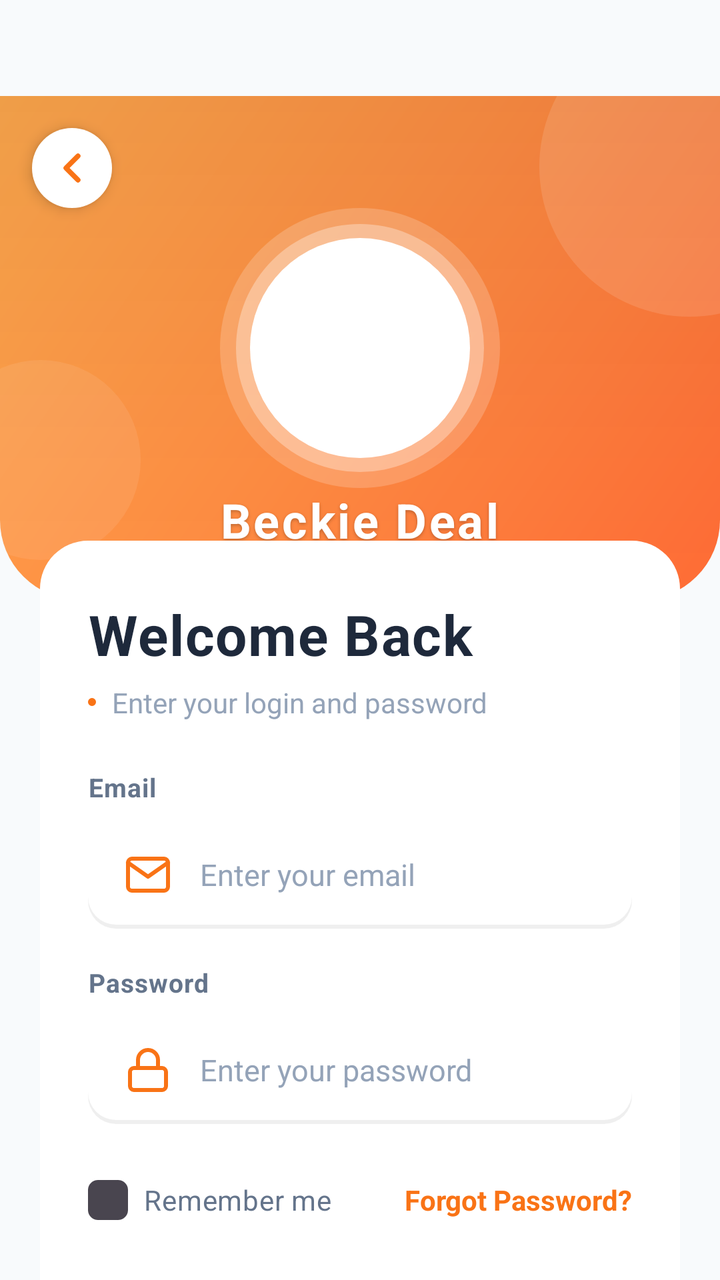
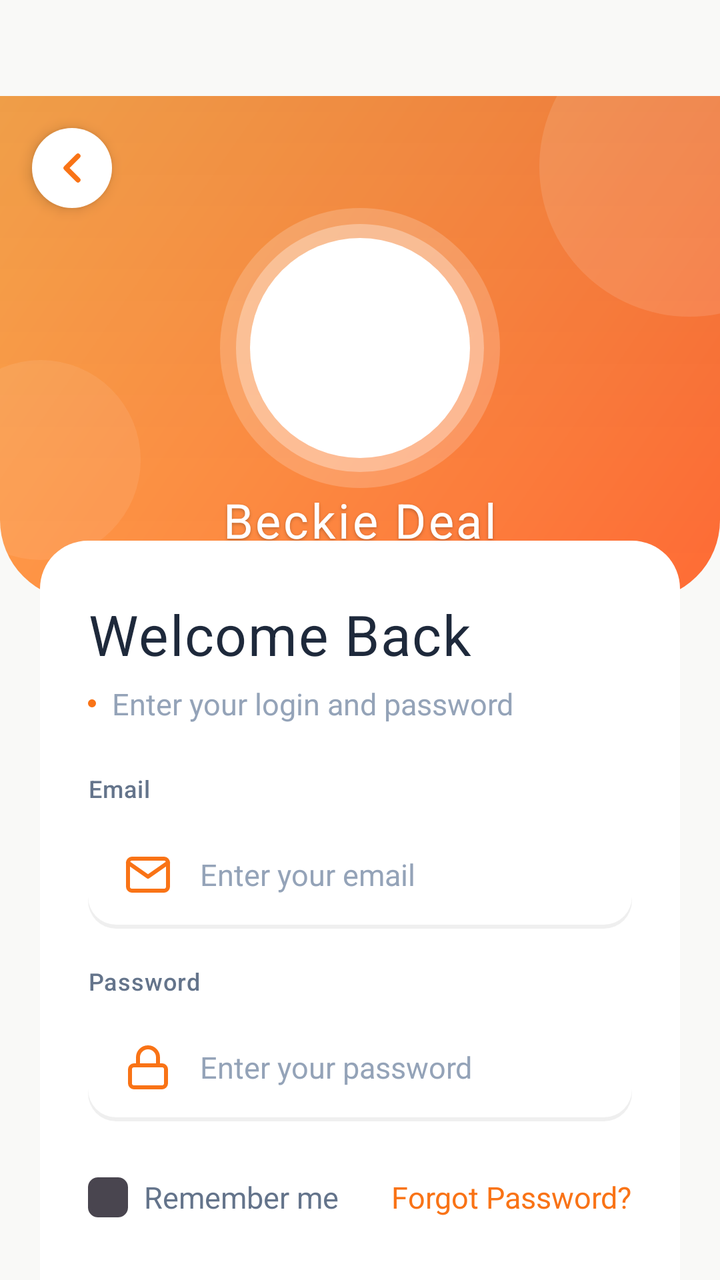

The first picture is an Android layout as it rendered before a commit; the second is the same layout after the commit. The layout source and the unified diff follow.
<!-- AndroidManifest.xml: application theme Theme.BeckieDealApp -->
<!-- res/layout/activity_login.xml -->
﻿<?xml version="1.0" encoding="utf-8"?>
<androidx.constraintlayout.widget.ConstraintLayout xmlns:android="http://schemas.android.com/apk/res/android"
    xmlns:app="http://schemas.android.com/apk/res-auto"
    xmlns:tools="http://schemas.android.com/tools"
    android:layout_width="match_parent"
    android:layout_height="match_parent"
    android:background="@color/background"
    android:fitsSystemWindows="true"
    tools:context=".LoginActivity">

    <androidx.core.widget.NestedScrollView
        android:layout_width="match_parent"
        android:layout_height="match_parent"
        android:fillViewport="true"
        android:overScrollMode="never">

        <LinearLayout
            android:layout_width="match_parent"
            android:layout_height="wrap_content"
            android:orientation="vertical">

            
            <FrameLayout
                android:id="@+id/loginHeaderWave"
                android:layout_width="match_parent"
                android:layout_height="300dp"
                android:paddingTop="48dp">

                
                <View
                    android:layout_width="match_parent"
                    android:layout_height="match_parent"
                    android:background="@drawable/login_header_wave_white" />

                
                <View
                    android:layout_width="150dp"
                    android:layout_height="150dp"
                    android:layout_gravity="end|top"
                    android:layout_marginTop="-40dp"
                    android:layout_marginEnd="-60dp"
                    android:background="@drawable/login_logo_circle_bg"
                    android:alpha="0.12" />

                <View
                    android:layout_width="100dp"
                    android:layout_height="100dp"
                    android:layout_gravity="start|bottom"
                    android:layout_marginStart="-30dp"
                    android:layout_marginBottom="20dp"
                    android:background="@drawable/login_logo_circle_bg"
                    android:alpha="0.08" />

                
                <ImageView
                    android:id="@+id/backButton"
                    android:layout_width="40dp"
                    android:layout_height="40dp"
                    android:layout_gravity="start|top"
                    android:layout_marginStart="16dp"
                    android:layout_marginTop="16dp"
                    android:padding="8dp"
                    android:src="@drawable/ic_arrow_left"
                    android:contentDescription="Back"
                    android:background="@drawable/login_logo_circle_bg"
                    android:elevation="4dp"
                    app:tint="@color/primary" />

                
                <FrameLayout
                    android:layout_width="wrap_content"
                    android:layout_height="wrap_content"
                    android:layout_gravity="center">
                    
                    
                    <View
                        android:layout_width="140dp"
                        android:layout_height="140dp"
                        android:layout_gravity="center"
                        android:background="@drawable/login_logo_glow" />

                    
                    <ImageView
                        android:layout_width="110dp"
                        android:layout_height="110dp"
                        android:layout_gravity="center"
                        android:src="@mipmap/ic_launcher"
                        android:elevation="8dp"
                        android:contentDescription="App Logo" />
                </FrameLayout>

                
                <TextView
                    android:layout_width="wrap_content"
                    android:layout_height="wrap_content"
                    android:layout_gravity="center_horizontal|bottom"
                    android:layout_marginBottom="24dp"
                    android:text="@string/app_name"
                    android:textColor="@color/white_fixed"
                    android:textSize="24sp"
                    android:textStyle="bold"
                    android:letterSpacing="0.05"
                    android:shadowColor="#40000000"
                    android:shadowDx="0"
                    android:shadowDy="2"
                    android:shadowRadius="4" />

            </FrameLayout>

            
            <FrameLayout
                android:layout_width="match_parent"
                android:layout_height="wrap_content"
                android:layout_marginTop="-30dp"
                android:paddingHorizontal="20dp">

                <LinearLayout
                    android:id="@+id/loginFormSection"
                    android:layout_width="match_parent"
                    android:layout_height="wrap_content"
                    android:orientation="vertical"
                    android:background="@drawable/login_card_elevated_bg"
                    android:elevation="8dp"
                    android:paddingHorizontal="24dp"
                    android:paddingTop="28dp"
                    android:paddingBottom="32dp">

                    
                    <TextView
                        android:layout_width="wrap_content"
                        android:layout_height="wrap_content"
                        android:text="Welcome Back"
                        android:textColor="@color/text_primary"
                        android:textSize="28sp"
                        android:textStyle="bold"
                        android:letterSpacing="0.02" />

                    
                    <LinearLayout
                        android:layout_width="wrap_content"
                        android:layout_height="wrap_content"
                        android:layout_marginTop="6dp"
                        android:gravity="center_vertical"
                        android:orientation="horizontal">

                        <View
                            android:layout_width="4dp"
                            android:layout_height="4dp"
                            android:background="@drawable/login_logo_circle_bg"
                            android:backgroundTint="@color/primary" />

                        <TextView
                            android:layout_width="wrap_content"
                            android:layout_height="wrap_content"
                            android:layout_marginStart="8dp"
                            android:text="Enter your login and password"
                            android:textColor="@color/text_muted"
                            android:textSize="@dimen/text_size_body" />
                    </LinearLayout>

                    
                    <TextView
                        android:layout_width="wrap_content"
                        android:layout_height="wrap_content"
                        android:layout_marginTop="24dp"
                        android:text="Email"
                        android:textColor="@color/text_secondary"
                        android:textSize="13sp"
                        android:textStyle="bold"
                        android:letterSpacing="0.03" />

                    <EditText
                        android:id="@+id/emailInput"
                        android:layout_width="match_parent"
                        android:layout_height="54dp"
                        android:layout_marginTop="8dp"
                        android:background="@drawable/login_input_background_white"
                        android:drawableStart="@drawable/ic_email"
                        android:drawableTint="@color/primary"
                        android:drawablePadding="14dp"
                        android:hint="Enter your email"
                        android:inputType="textEmailAddress"
                        android:paddingHorizontal="18dp"
                        android:textColor="@color/text_primary"
                        android:textColorHint="@color/text_muted"
                        android:textSize="15sp" />

                    
                    <TextView
                        android:layout_width="wrap_content"
                        android:layout_height="wrap_content"
                        android:layout_marginTop="18dp"
                        android:text="Password"
                        android:textColor="@color/text_secondary"
                        android:textSize="13sp"
                        android:textStyle="bold"
                        android:letterSpacing="0.03" />

                    <EditText
                        android:id="@+id/passwordInput"
                        android:layout_width="match_parent"
                        android:layout_height="54dp"
                        android:layout_marginTop="8dp"
                        android:background="@drawable/login_input_background_white"
                        android:drawableStart="@drawable/ic_lock"
                        android:drawableTint="@color/primary"
                        android:drawablePadding="14dp"
                        android:hint="Enter your password"
                        android:inputType="textPassword"
                        android:paddingHorizontal="18dp"
                        android:textColor="@color/text_primary"
                        android:textColorHint="@color/text_muted"
                        android:textSize="15sp" />

                    
                    <LinearLayout
                        android:layout_width="match_parent"
                        android:layout_height="wrap_content"
                        android:layout_marginTop="14dp"
                        android:gravity="center_vertical"
                        android:orientation="horizontal">

                        <CheckBox
                            android:id="@+id/rememberMe"
                            android:layout_width="wrap_content"
                            android:layout_height="wrap_content"
                            android:button="@drawable/login_checkbox_selector"
                            android:paddingStart="8dp"
                            android:text="Remember me"
                            android:textColor="@color/text_secondary"
                            android:textSize="@dimen/text_size_body" />

                        <View
                            android:layout_width="0dp"
                            android:layout_height="0dp"
                            android:layout_weight="1" />

                        <TextView
                            android:id="@+id/forgotPassword"
                            android:layout_width="wrap_content"
                            android:layout_height="wrap_content"
                            android:text="Forgot Password?"
                            android:textColor="@color/primary"
                            android:textSize="@dimen/text_size_body"
                            android:textStyle="bold" />

                    </LinearLayout>

                    
                    <Button
                        android:id="@+id/loginButton"
                        android:layout_width="match_parent"
                        android:layout_height="56dp"
                        android:layout_marginTop="24dp"
                        android:background="@drawable/login_button_white_bg"
                        android:text="Login"
                        android:textAllCaps="false"
                        android:textColor="@color/white_fixed"
                        android:textSize="16sp"
                        android:textStyle="bold"
                        android:letterSpacing="0.05"
                        android:elevation="4dp"
                        android:stateListAnimator="@null" />

                    
                    <LinearLayout
                        android:layout_width="wrap_content"
                        android:layout_height="wrap_content"
                        android:layout_gravity="center"
                        android:layout_marginTop="24dp"
                        android:orientation="horizontal">

                        <TextView
                            android:layout_width="wrap_content"
                            android:layout_height="wrap_content"
                            android:text="Don't have an account? "
                            android:textColor="@color/text_muted"
                            android:textSize="@dimen/text_size_body" />

                        <TextView
                            android:id="@+id/registerLink"
                            android:layout_width="wrap_content"
                            android:layout_height="wrap_content"
                            android:text="Register"
                            android:textColor="@color/primary"
                            android:textSize="@dimen/text_size_body"
                            android:textStyle="bold" />

                    </LinearLayout>

                </LinearLayout>

            </FrameLayout>

        </LinearLayout>

    </androidx.core.widget.NestedScrollView>

</androidx.constraintlayout.widget.ConstraintLayout>
<!-- resources referenced by this layout -->
<resources>
  <color name="background">#F8FAFC</color>
  <dimen name="text_size_body">13sp</dimen>
  <style name="Base.Theme.BeckieDealApp" parent="Theme.Material3.DayNight.NoActionBar">
          <item name="colorPrimary">@color/primary</item>
          <item name="colorOnPrimary">@color/on_primary</item>
          <item name="colorPrimaryContainer">@color/primary_container</item>
          <item name="colorOnPrimaryContainer">@color/on_primary_container</item>
          <item name="android:windowBackground">@color/background</item>
          <item name="colorSurface">@color/surface</item>
          <item name="colorOnSurface">@color/on_surface</item>
          
          <item name="bottomNavigationStyle">@style/Widget.App.BottomNavigationView</item>
      </style>
  <style name="Widget.App.Button" parent="Widget.Material3.Button">
          <item name="shapeAppearance">@style/ShapeAppearance.App.Button.Pill</item>
      </style>
  <!-- unchanged entries left out for length: 30 -->
</resources>

<!-- the commit's change to res/layout/activity_login.xml (unified diff, before → after) -->
@@ -96,9 +96,8 @@
                     android:layout_gravity="center_horizontal|bottom"
                     android:layout_marginBottom="24dp"
                     android:text="@string/app_name"
+                    android:textAppearance="@style/TextAppearance.App.ProductName"
                     android:textColor="@color/white_fixed"
-                    android:textSize="24sp"
-                    android:textStyle="bold"
                     android:letterSpacing="0.05"
                     android:shadowColor="#40000000"
                     android:shadowDx="0"
@@ -130,9 +129,7 @@
                         android:layout_width="wrap_content"
                         android:layout_height="wrap_content"
                         android:text="Welcome Back"
-                        android:textColor="@color/text_primary"
-                        android:textSize="28sp"
-                        android:textStyle="bold"
+                        android:textAppearance="@style/TextAppearance.App.ScreenTitle"
                         android:letterSpacing="0.02" />
 
                     
@@ -154,8 +151,8 @@
                             android:layout_height="wrap_content"
                             android:layout_marginStart="8dp"
                             android:text="Enter your login and password"
-                            android:textColor="@color/text_muted"
-                            android:textSize="@dimen/text_size_body" />
+                            android:textAppearance="@style/TextAppearance.App.Body"
+                            android:textColor="@color/text_muted" />
                     </LinearLayout>
 
                     
@@ -164,9 +161,9 @@
                         android:layout_height="wrap_content"
                         android:layout_marginTop="24dp"
                         android:text="Email"
+                        android:textAppearance="@style/TextAppearance.App.Label"
+                        android:textAllCaps="false"
                         android:textColor="@color/text_secondary"
-                        android:textSize="13sp"
-                        android:textStyle="bold"
                         android:letterSpacing="0.03" />
 
                     <EditText
@@ -181,9 +178,8 @@
                         android:hint="Enter your email"
                         android:inputType="textEmailAddress"
                         android:paddingHorizontal="18dp"
-                        android:textColor="@color/text_primary"
-                        android:textColorHint="@color/text_muted"
-                        android:textSize="15sp" />
+                        android:textAppearance="@style/TextAppearance.App.CardProductName"
+                        android:textColorHint="@color/text_muted" />
 
                     
                     <TextView
@@ -191,9 +187,9 @@
                         android:layout_height="wrap_content"
                         android:layout_marginTop="18dp"
                         android:text="Password"
+                        android:textAppearance="@style/TextAppearance.App.Label"
+                        android:textAllCaps="false"
                         android:textColor="@color/text_secondary"
-                        android:textSize="13sp"
-                        android:textStyle="bold"
                         android:letterSpacing="0.03" />
 
                     <EditText
@@ -208,9 +204,8 @@
                         android:hint="Enter your password"
                         android:inputType="textPassword"
                         android:paddingHorizontal="18dp"
-                        android:textColor="@color/text_primary"
-                        android:textColorHint="@color/text_muted"
-                        android:textSize="15sp" />
+                        android:textAppearance="@style/TextAppearance.App.CardProductName"
+                        android:textColorHint="@color/text_muted" />
 
                     
                     <LinearLayout
@@ -227,8 +222,8 @@
                             android:button="@drawable/login_checkbox_selector"
                             android:paddingStart="8dp"
                             android:text="Remember me"
-                            android:textColor="@color/text_secondary"
-                            android:textSize="@dimen/text_size_body" />
+                            android:textAppearance="@style/TextAppearance.App.Body"
+                            android:textColor="@color/text_secondary" />
 
                         <View
                             android:layout_width="0dp"
@@ -240,9 +235,8 @@
                             android:layout_width="wrap_content"
                             android:layout_height="wrap_content"
                             android:text="Forgot Password?"
-                            android:textColor="@color/primary"
-                            android:textSize="@dimen/text_size_body"
-                            android:textStyle="bold" />
+                            android:textAppearance="@style/TextAppearance.App.CardPrice"
+                            android:textColor="@color/primary" />
 
                     </LinearLayout>
 
@@ -274,17 +268,16 @@
                             android:layout_width="wrap_content"
                             android:layout_height="wrap_content"
                             android:text="Don't have an account? "
-                            android:textColor="@color/text_muted"
-                            android:textSize="@dimen/text_size_body" />
+                            android:textAppearance="@style/TextAppearance.App.Body"
+                            android:textColor="@color/text_muted" />
 
                         <TextView
                             android:id="@+id/registerLink"
                             android:layout_width="wrap_content"
                             android:layout_height="wrap_content"
                             android:text="Register"
-                            android:textColor="@color/primary"
-                            android:textSize="@dimen/text_size_body"
-                            android:textStyle="bold" />
+                            android:textAppearance="@style/TextAppearance.App.CardPrice"
+                            android:textColor="@color/primary" />
 
                     </LinearLayout>
 
<!-- resource entries referenced after the edit -->
@@ -1,7 +1,44 @@
 <!-- resources referenced by this layout -->
 <resources>
-  <color name="background">#F8FAFC</color>
-  <dimen name="text_size_body">13sp</dimen>
+  <color name="background">#F9F9F7</color>
+  <style name="TextAppearance.App.Body" parent="TextAppearance.Material3.BodyMedium">
+          <item name="android:fontFamily">@font/synonym_regular</item>
+          <item name="android:textSize">15sp</item>
+          <item name="android:letterSpacing">0</item>
+          <item name="android:lineSpacingMultiplier">1.6</item>
+          <item name="android:textColor">@color/text_secondary</item>
+      </style>
+  <style name="TextAppearance.App.CardPrice" parent="TextAppearance.Material3.BodyLarge">
+          <item name="android:fontFamily">@font/synonym_semibold</item>
+          <item name="android:textSize">15sp</item>
+          <item name="android:letterSpacing">0</item>
+          <item name="android:textColor">@color/text_primary</item>
+      </style>
+  <style name="TextAppearance.App.CardProductName" parent="TextAppearance.Material3.BodyLarge">
+          <item name="android:fontFamily">@font/synonym_medium</item>
+          <item name="android:textSize">15sp</item>
+          <item name="android:letterSpacing">0</item>
+          <item name="android:textColor">@color/text_primary</item>
+      </style>
+  <style name="TextAppearance.App.Label" parent="TextAppearance.Material3.LabelMedium">
+          <item name="android:fontFamily">@font/synonym_medium</item>
+          <item name="android:textSize">12sp</item>
+          <item name="android:letterSpacing">0.04</item>
+          <item name="android:textAllCaps">true</item>
+          <item name="android:textColor">@color/text_secondary</item>
+      </style>
+  <style name="TextAppearance.App.ProductName" parent="TextAppearance.Material3.HeadlineSmall">
+          <item name="android:fontFamily">@font/amulya_bold</item>
+          <item name="android:textSize">24sp</item>
+          <item name="android:letterSpacing">-0.02</item>
+          <item name="android:textColor">@color/text_primary</item>
+      </style>
+  <style name="TextAppearance.App.ScreenTitle" parent="TextAppearance.Material3.HeadlineMedium">
+          <item name="android:fontFamily">@font/amulya_bold</item>
+          <item name="android:textSize">28sp</item>
+          <item name="android:letterSpacing">-0.02</item>
+          <item name="android:textColor">@color/text_primary</item>
+      </style>
   <style name="Base.Theme.BeckieDealApp" parent="Theme.Material3.DayNight.NoActionBar">
           <item name="colorPrimary">@color/primary</item>
           <item name="colorOnPrimary">@color/on_primary</item>
@@ -11,10 +48,47 @@
           <item name="colorSurface">@color/surface</item>
           <item name="colorOnSurface">@color/on_surface</item>
           
+          
+          <item name="textAppearanceHeadlineMedium">@style/TextAppearance.App.ScreenTitle</item>
+          <item name="textAppearanceHeadlineSmall">@style/TextAppearance.App.ProductName</item>
+          <item name="textAppearanceTitleLarge">@style/TextAppearance.App.PriceHero</item>
+          <item name="textAppearanceTitleMedium">@style/TextAppearance.App.SectionHeader</item>
+          <item name="textAppearanceBodyLarge">@style/TextAppearance.App.CardProductName</item>
+          <item name="textAppearanceBodyMedium">@style/TextAppearance.App.Body</item>
+          <item name="textAppearanceBodySmall">@style/TextAppearance.App.Specs</item>
+          <item name="textAppearanceLabelMedium">@style/TextAppearance.App.Label</item>
+          <item name="textAppearanceLabelLarge">@style/TextAppearance.App.Button</item>
+          
           <item name="bottomNavigationStyle">@style/Widget.App.BottomNavigationView</item>
       </style>
   <style name="Widget.App.Button" parent="Widget.Material3.Button">
           <item name="shapeAppearance">@style/ShapeAppearance.App.Button.Pill</item>
+          <item name="android:textAppearance">@style/TextAppearance.App.Button</item>
+      </style>
+  <style name="TextAppearance.App.PriceHero" parent="TextAppearance.Material3.TitleLarge">
+          <item name="android:fontFamily">@font/amulya_bold</item>
+          <item name="android:textSize">22sp</item>
+          <item name="android:letterSpacing">-0.01</item>
+          <item name="android:textColor">@color/text_primary</item>
+      </style>
+  <style name="TextAppearance.App.SectionHeader" parent="TextAppearance.Material3.TitleMedium">
+          <item name="android:fontFamily">@font/amulya_bold</item>
+          <item name="android:textSize">18sp</item>
+          <item name="android:letterSpacing">-0.01</item>
+          <item name="android:textColor">@color/text_primary</item>
+      </style>
+  <style name="TextAppearance.App.Specs" parent="TextAppearance.Material3.BodySmall">
+          <item name="android:fontFamily">@font/synonym_regular</item>
+          <item name="android:textSize">14sp</item>
+          <item name="android:letterSpacing">0</item>
+          <item name="android:lineSpacingMultiplier">1.5</item>
+          <item name="android:textColor">@color/text_secondary</item>
+      </style>
+  <style name="TextAppearance.App.Button" parent="TextAppearance.Material3.LabelLarge">
+          <item name="android:fontFamily">@font/synonym_semibold</item>
+          <item name="android:textSize">15sp</item>
+          <item name="android:letterSpacing">0.01</item>
+          <item name="android:textAllCaps">false</item>
       </style>
   <!-- unchanged entries left out for length: 30 -->
 </resources>
